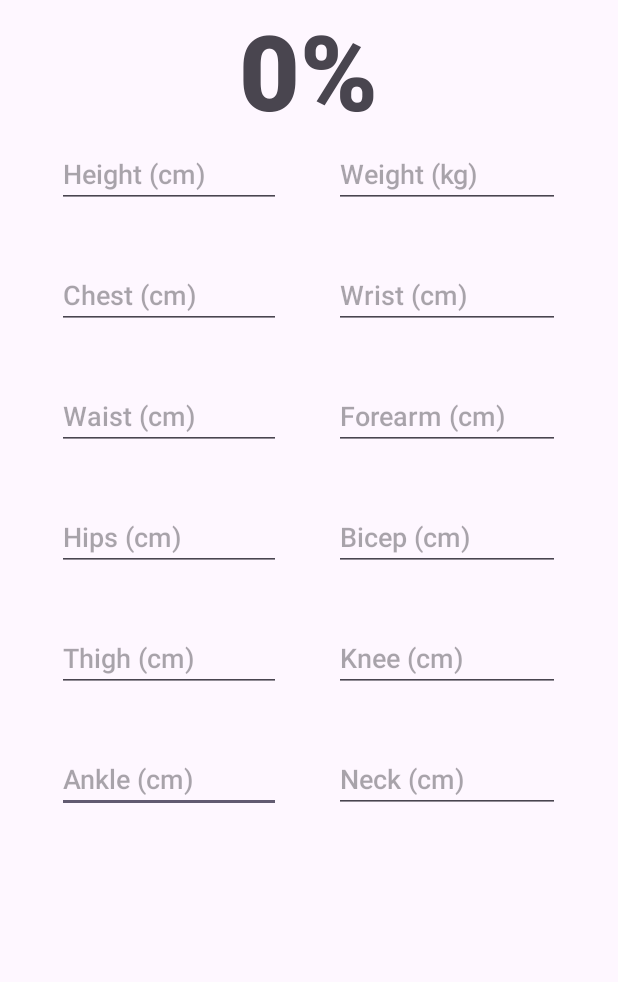
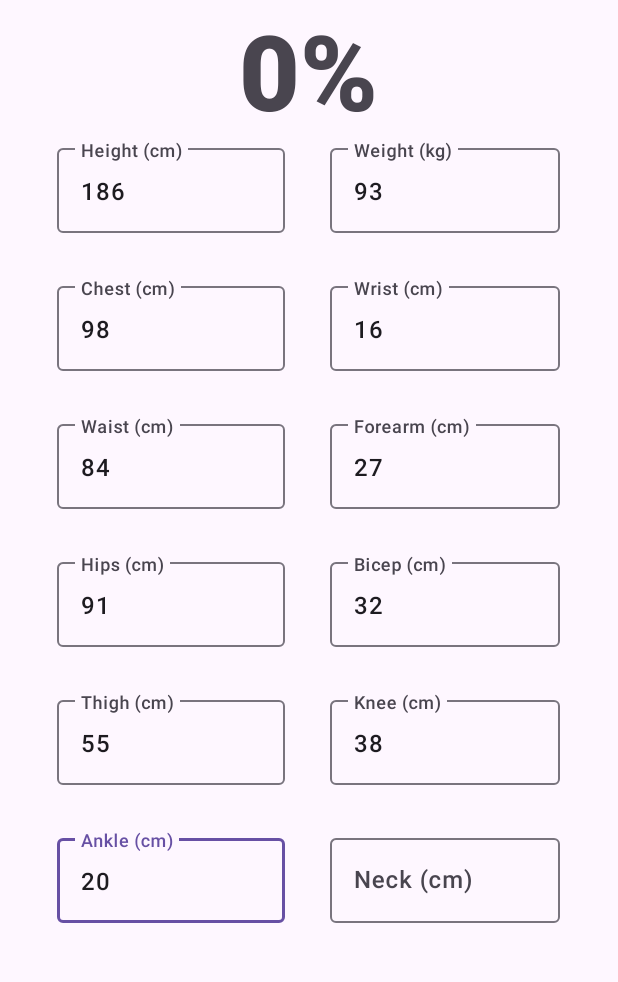
Before and after one commit to Stegi56/Body-Fat-Estimator, an Android app: the screen it shows after launch (MainActivity), on a phone screen of 412 x 824 dp, the part 122-1104 px from its top. Run offline under Robolectric (Android 15) with nearby library versions, the phone set to English and light mode, and no system bars; libraries missing offline, so code that uses them is left out: org.tensorflow.lite; 1 statement that could not run was skipped.

Commit message:
ml model now works in android studio, but model bugs discovered

```diff
--- a/app/app/build.gradle
+++ b/app/app/build.gradle
@@ -37,6 +37,7 @@ dependencies {
     implementation 'androidx.appcompat:appcompat:1.4.1'
     implementation 'com.google.android.material:material:1.5.0'
     implementation 'androidx.constraintlayout:constraintlayout:2.1.3'
+    implementation 'androidx.legacy:legacy-support-v4:1.0.0'
     testImplementation 'junit:junit:4.13.2'
     androidTestImplementation 'androidx.test.ext:junit:1.1.5'
     androidTestImplementation 'androidx.test.espresso:espresso-core:3.5.1'
--- a/app/app/src/main/java/com/stegi56/bodyfatestimator/MainActivity.java
+++ b/app/app/src/main/java/com/stegi56/bodyfatestimator/MainActivity.java
@@ -124,10 +124,10 @@ public class MainActivity extends AppCompatActivity {
         }
 
         // kg to lbs + cm to inch
-        //(weight * weight) / height
-        inputValues[0][0] = (((Float.parseFloat(weightField.getText().toString()) / 2.2f) *
-                            (Float.parseFloat(weightField.getText().toString()) / 2.2f))
-                        / (Float.parseFloat(heightField.getText().toString()) * 0.3937f));
+        float weightLbs = Float.parseFloat(weightField.getText().toString()) / 2.2f;
+        float heightInches = Float.parseFloat(heightField.getText().toString()) * 0.3937f;
+        // bmi  = (weight * weight) / height
+        inputValues[0][0] = ((weightLbs * weightLbs) / heightInches);
         inputValues[0][1] = Float.parseFloat(waistField.getText().toString()) / Float.parseFloat(neckField.getText().toString());
         inputValues[0][2] = Float.parseFloat(bicepField.getText().toString()) / Float.parseFloat(wristField.getText().toString());
         inputValues[0][3] = Float.parseFloat(waistField.getText().toString());
@@ -137,10 +137,24 @@ public class MainActivity extends AppCompatActivity {
         inputValues[0][7] = Float.parseFloat(hipsField.getText().toString());
         inputValues[0][8] = Float.parseFloat(kneeField.getText().toString());
 
+        float mean = 19.150793f;
+        float variance = 69.757904f;
 
+        // Normalize the inputValues array
+        for (int i = 0; i < inputValues.length; i++) {
+            for (int j = 0; j < inputValues[i].length; j++) {
+                // Normalize each feature of the input sample
+                inputValues[i][j] = (inputValues[i][j] - mean) / (float) Math.sqrt(variance);
+            }
+        }
+
+        //run inputs into model
         tflite.run(inputValues, outputValues);
+        float estimatedFatPercentage = outputValues[0][0];
 
-        float estimatedFatPercentage = outputValues[0][0];
-        percentFat.setText(String.format(estimatedFatPercentage + "%"));
+        // Denormalise output (output * variance) + mean
+        //vals taken from model pipeline
+        estimatedFatPercentage = (estimatedFatPercentage * (float)Math.sqrt(variance)) + mean;
+        percentFat.setText(String.format("%.2f", estimatedFatPercentage) + "%");
     }
 }
--- a/app/app/src/main/res/layout/activity_main.xml
+++ b/app/app/src/main/res/layout/activity_main.xml
@@ -1,4 +1,5 @@
 <?xml version="1.0" encoding="utf-8"?>
+
 <androidx.constraintlayout.widget.ConstraintLayout xmlns:android="http://schemas.android.com/apk/res/android"
     xmlns:app="http://schemas.android.com/apk/res-auto"
     xmlns:tools="http://schemas.android.com/tools"
@@ -6,135 +7,199 @@
     android:layout_height="match_parent"
     tools:context=".MainActivity">
 
-    <EditText
-        android:id="@+id/ankleField"
+    <com.google.android.material.textfield.TextInputLayout
+        android:id="@+id/ankleLayout"
         android:layout_width="0dp"
         android:layout_height="wrap_content"
-        android:ems="10"
-        android:fontFamily="sans-serif-medium"
         android:hint="Ankle (cm)"
-        android:inputType="number"
         app:layout_constraintEnd_toStartOf="@+id/space2"
-        app:layout_constraintHorizontal_bias="0.0"
         app:layout_constraintStart_toEndOf="@+id/space"
-        app:layout_constraintTop_toBottomOf="@+id/space10" />
+        app:layout_constraintTop_toBottomOf="@+id/space10">
 
-    <EditText
-        android:id="@+id/kneeField"
+        <com.google.android.material.textfield.TextInputEditText
+            android:id="@+id/ankleField"
+            android:layout_width="match_parent"
+            android:layout_height="match_parent"
+            android:ems="10"
+            android:fontFamily="sans-serif-medium"
+            android:inputType="number"
+            android:text="20" />
+    </com.google.android.material.textfield.TextInputLayout>
+
+    <com.google.android.material.textfield.TextInputLayout
+        android:id="@+id/kneeLayout"
         android:layout_width="0dp"
         android:layout_height="wrap_content"
-        android:ems="10"
-        android:fontFamily="sans-serif-medium"
         android:hint="Knee (cm)"
-        android:inputType="number"
+        app:layout_constraintEnd_toStartOf="@+id/space3"
+        app:layout_constraintStart_toEndOf="@+id/space2"
+        app:layout_constraintTop_toBottomOf="@+id/space9">
+
+        <com.google.android.material.textfield.TextInputEditText
+            android:id="@+id/kneeField"
+            android:layout_width="match_parent"
+            android:layout_height="match_parent"
+            android:ems="10"
+            android:fontFamily="sans-serif-medium"
+            android:inputType="number"
+            android:text="38" />
+    </com.google.android.material.textfield.TextInputLayout>
+
+    <com.google.android.material.textfield.TextInputLayout
+        android:id="@+id/thighLayout"
+        android:layout_width="0dp"
+        android:layout_height="wrap_content"
+        android:hint="Thigh (cm)"
+        app:layout_constraintEnd_toStartOf="@+id/space2"
+        app:layout_constraintStart_toEndOf="@+id/space"
+        app:layout_constraintTop_toBottomOf="@+id/space9">
+
+        <com.google.android.material.textfield.TextInputEditText
+            android:id="@+id/thighField"
+            android:layout_width="match_parent"
+            android:layout_height="match_parent"
+            android:ems="10"
+            android:fontFamily="sans-serif-medium"
+            android:inputType="number"
+            android:text="55" />
+    </com.google.android.material.textfield.TextInputLayout>
+
+    <com.google.android.material.textfield.TextInputLayout
+        android:id="@+id/bicepLayout"
+        android:layout_width="0dp"
+        android:layout_height="wrap_content"
+        android:hint="Bicep (cm)"
         app:layout_constraintEnd_toStartOf="@+id/space3"
         app:layout_constraintHorizontal_bias="0.0"
         app:layout_constraintStart_toEndOf="@+id/space2"
-        app:layout_constraintTop_toBottomOf="@+id/space9" />
+        app:layout_constraintTop_toBottomOf="@+id/space8">
 
-    <EditText
-        android:id="@+id/thighField"
+        <com.google.android.material.textfield.TextInputEditText
+            android:id="@+id/bicepField"
+            android:layout_width="match_parent"
+            android:layout_height="match_parent"
+            android:ems="10"
+            android:fontFamily="sans-serif-medium"
+            android:inputType="number"
+            android:text="32" />
+    </com.google.android.material.textfield.TextInputLayout>
+
+    <com.google.android.material.textfield.TextInputLayout
+        android:id="@+id/wristLayout"
         android:layout_width="0dp"
         android:layout_height="wrap_content"
-        android:ems="10"
-        android:fontFamily="sans-serif-medium"
-        android:hint="Thigh (cm)"
-        android:inputType="number"
-        app:layout_constraintEnd_toStartOf="@+id/space2"
-        app:layout_constraintHorizontal_bias="0.0"
-        app:layout_constraintStart_toEndOf="@+id/space"
-        app:layout_constraintTop_toBottomOf="@+id/space9" />
+        android:hint="Wrist (cm)"
+        app:layout_constraintEnd_toStartOf="@+id/space3"
+        app:layout_constraintHorizontal_bias="1.0"
+        app:layout_constraintStart_toEndOf="@+id/space2"
+        app:layout_constraintTop_toBottomOf="@+id/space5">
 
-    <EditText
-        android:id="@+id/bicepField"
+        <com.google.android.material.textfield.TextInputEditText
+            android:id="@+id/wristField"
+            android:layout_width="match_parent"
+            android:layout_height="match_parent"
+            android:ems="10"
+            android:fontFamily="sans-serif-medium"
+            android:inputType="number"
+            android:text="16" />
+    </com.google.android.material.textfield.TextInputLayout>
+
+    <com.google.android.material.textfield.TextInputLayout
+        android:id="@+id/forearmLayout"
         android:layout_width="0dp"
         android:layout_height="wrap_content"
-        android:ems="10"
-        android:fontFamily="sans-serif-medium"
-        android:hint="Bicep (cm)"
-        android:inputType="number"
+        android:hint="Forearm (cm)"
+        app:layout_constraintEnd_toStartOf="@+id/space3"
+        app:layout_constraintHorizontal_bias="1.0"
+        app:layout_constraintStart_toEndOf="@+id/space2"
+        app:layout_constraintTop_toBottomOf="@+id/space7">
+
+        <com.google.android.material.textfield.TextInputEditText
+            android:id="@+id/forearmField"
+            android:layout_width="match_parent"
+            android:layout_height="match_parent"
+            android:ems="10"
+            android:fontFamily="sans-serif-medium"
+            android:inputType="number"
+            android:text="27" />
+    </com.google.android.material.textfield.TextInputLayout>
+
+
+    <com.google.android.material.textfield.TextInputLayout
+        android:id="@+id/hipsLayout"
+        android:layout_width="0dp"
+        android:layout_height="wrap_content"
+        android:hint="Hips (cm)"
+        app:layout_constraintEnd_toStartOf="@+id/space2"
+        app:layout_constraintStart_toEndOf="@+id/space"
+        app:layout_constraintTop_toBottomOf="@+id/space8">
+
+        <com.google.android.material.textfield.TextInputEditText
+            android:id="@+id/hipsField"
+            android:layout_width="match_parent"
+            android:layout_height="match_parent"
+            android:ems="10"
+            android:fontFamily="sans-serif-medium"
+            android:inputType="number"
+            android:text="91" />
+    </com.google.android.material.textfield.TextInputLayout>
+
+    <com.google.android.material.textfield.TextInputLayout
+        android:id="@+id/waistLayout"
+        android:layout_width="0dp"
+        android:layout_height="wrap_content"
+        android:hint="Waist (cm)"
+        app:layout_constraintEnd_toStartOf="@+id/space2"
+        app:layout_constraintStart_toEndOf="@+id/space"
+        app:layout_constraintTop_toBottomOf="@+id/space7">
+
+        <com.google.android.material.textfield.TextInputEditText
+            android:id="@+id/waistField"
+            android:layout_width="match_parent"
+            android:layout_height="match_parent"
+            android:ems="10"
+            android:fontFamily="sans-serif-medium"
+            android:inputType="number"
+            android:text="84" />
+    </com.google.android.material.textfield.TextInputLayout>
+
+    <com.google.android.material.textfield.TextInputLayout
+        android:id="@+id/chestLayout"
+        android:layout_width="0dp"
+        android:layout_height="wrap_content"
+        android:hint="Chest (cm)"
+        app:layout_constraintEnd_toStartOf="@+id/space2"
+        app:layout_constraintStart_toEndOf="@+id/space"
+        app:layout_constraintTop_toBottomOf="@+id/space5">
+
+        <com.google.android.material.textfield.TextInputEditText
+            android:id="@+id/chestField"
+            android:layout_width="match_parent"
+            android:layout_height="match_parent"
+            android:ems="10"
+            android:fontFamily="sans-serif-medium"
+            android:inputType="number"
+            android:text="98" />
+    </com.google.android.material.textfield.TextInputLayout>
+
+    <com.google.android.material.textfield.TextInputLayout
+        android:id="@+id/neckLayout"
+        android:layout_width="0dp"
+        android:layout_height="wrap_content"
+        android:hint="Neck (cm)"
         app:layout_constraintEnd_toStartOf="@+id/space3"
         app:layout_constraintHorizontal_bias="0.0"
         app:layout_constraintStart_toEndOf="@+id/space2"
-        app:layout_constraintTop_toBottomOf="@+id/space8" />
+        app:layout_constraintTop_toBottomOf="@+id/space10">
 
-    <EditText
-        android:id="@+id/wristField"
-        android:layout_width="0dp"
-        android:layout_height="wrap_content"
-        android:ems="10"
-        android:fontFamily="sans-serif-medium"
-        android:hint="Wrist (cm)"
-        android:inputType="number"
-        app:layout_constraintEnd_toStartOf="@+id/space3"
-        app:layout_constraintHorizontal_bias="1.0"
-        app:layout_constraintStart_toEndOf="@+id/space2"
-        app:layout_constraintTop_toBottomOf="@+id/space5" />
-
-    <EditText
-        android:id="@+id/forearmField"
-        android:layout_width="0dp"
-        android:layout_height="wrap_content"
-        android:ems="10"
-        android:fontFamily="sans-serif-medium"
-        android:hint="Forearm (cm)"
-        android:inputType="number"
-        app:layout_constraintEnd_toStartOf="@+id/space3"
-        app:layout_constraintHorizontal_bias="1.0"
-        app:layout_constraintStart_toEndOf="@+id/space2"
-        app:layout_constraintTop_toBottomOf="@+id/space7" />
-
-    <EditText
-        android:id="@+id/hipsField"
-        android:layout_width="0dp"
-        android:layout_height="wrap_content"
-        android:ems="10"
-        android:fontFamily="sans-serif-medium"
-        android:hint="Hips (cm)"
-        android:inputType="number"
-        app:layout_constraintEnd_toStartOf="@+id/space2"
-        app:layout_constraintHorizontal_bias="0.0"
-        app:layout_constraintStart_toEndOf="@+id/space"
-        app:layout_constraintTop_toBottomOf="@+id/space8" />
-
-    <EditText
-        android:id="@+id/waistField"
-        android:layout_width="0dp"
-        android:layout_height="wrap_content"
-        android:ems="10"
-        android:fontFamily="sans-serif-medium"
-        android:hint="Waist (cm)"
-        android:inputType="number"
-        app:layout_constraintEnd_toStartOf="@+id/space2"
-        app:layout_constraintHorizontal_bias="0.0"
-        app:layout_constraintStart_toEndOf="@+id/space"
-        app:layout_constraintTop_toBottomOf="@+id/space7" />
-
-    <EditText
-        android:id="@+id/chestField"
-        android:layout_width="0dp"
-        android:layout_height="wrap_content"
-        android:ems="10"
-        android:fontFamily="sans-serif-medium"
-        android:hint="Chest (cm)"
-        android:inputType="number"
-        app:layout_constraintEnd_toStartOf="@+id/space2"
-        app:layout_constraintHorizontal_bias="0.0"
-        app:layout_constraintStart_toEndOf="@+id/space"
-        app:layout_constraintTop_toBottomOf="@+id/space5" />
-
-    <EditText
-        android:id="@+id/neckField"
-        android:layout_width="0dp"
-        android:layout_height="wrap_content"
-        android:ems="10"
-        android:fontFamily="sans-serif-medium"
-        android:hint="Neck (cm)"
-        android:inputType="number"
-        app:layout_constraintEnd_toStartOf="@+id/space3"
-        app:layout_constraintHorizontal_bias="0.0"
-        app:layout_constraintStart_toEndOf="@+id/space2"
-        app:layout_constraintTop_toBottomOf="@+id/space10" />
+        <com.google.android.material.textfield.TextInputEditText
+            android:id="@+id/neckField"
+            android:layout_width="match_parent"
+            android:layout_height="wrap_content"
+            android:ems="10"
+            android:fontFamily="sans-serif-medium"
+            android:inputType="number" />
+    </com.google.android.material.textfield.TextInputLayout>
 
     <TextView
         android:id="@+id/mainTitle"
@@ -152,31 +217,45 @@
         app:layout_constraintTop_toTopOf="parent"
         app:layout_constraintVertical_bias="0.0" />
 
-    <EditText
-        android:id="@+id/heightField"
+    <com.google.android.material.textfield.TextInputLayout
+        android:id="@+id/heightLayout"
         android:layout_width="0dp"
         android:layout_height="wrap_content"
-        android:ems="10"
-        android:fontFamily="sans-serif-medium"
         android:hint="Height (cm)"
-        android:inputType="number"
         app:layout_constraintEnd_toStartOf="@+id/space2"
-        app:layout_constraintHorizontal_bias="0.0"
         app:layout_constraintStart_toEndOf="@+id/space"
-        app:layout_constraintTop_toBottomOf="@+id/percentFat" />
+        app:layout_constraintTop_toBottomOf="@+id/percentFat">
 
-    <EditText
-        android:id="@+id/weightField"
+        <com.google.android.material.textfield.TextInputEditText
+            android:id="@+id/heightField"
+            android:layout_width="match_parent"
+            android:layout_height="match_parent"
+            android:ems="10"
+            android:fontFamily="sans-serif-medium"
+            android:inputType="number"
+            android:text="186" />
+    </com.google.android.material.textfield.TextInputLayout>
+
+
+    <com.google.android.material.textfield.TextInputLayout
+        android:id="@+id/weightLayout"
         android:layout_width="0dp"
         android:layout_height="wrap_content"
-        android:ems="10"
-        android:fontFamily="sans-serif-medium"
         android:hint="Weight (kg)"
-        android:inputType="number"
         app:layout_constraintEnd_toStartOf="@+id/space3"
         app:layout_constraintHorizontal_bias="1.0"
         app:layout_constraintStart_toEndOf="@+id/space2"
-        app:layout_constraintTop_toBottomOf="@+id/percentFat" />
+        app:layout_constraintTop_toBottomOf="@+id/percentFat">
+
+        <com.google.android.material.textfield.TextInputEditText
+            android:id="@+id/weightField"
+            android:layout_width="match_parent"
+            android:layout_height="wrap_content"
+            android:ems="10"
+            android:fontFamily="sans-serif-medium"
+            android:inputType="number"
+            android:text="93" />
+    </com.google.android.material.textfield.TextInputLayout>
 
     <Space
         android:id="@+id/space"
@@ -191,7 +270,7 @@
 
     <Space
         android:id="@+id/space2"
-        android:layout_width="35dp"
+        android:layout_width="30dp"
         android:layout_height="0dp"
         app:layout_constraintEnd_toEndOf="parent"
         app:layout_constraintHorizontal_bias="0.498"
@@ -228,43 +307,44 @@
     <Space
         android:id="@+id/space5"
         android:layout_width="0dp"
-        android:layout_height="35dp"
+        android:layout_height="30dp"
         app:layout_constraintEnd_toStartOf="@+id/space3"
-        app:layout_constraintStart_toStartOf="@+id/chestField"
-        app:layout_constraintTop_toBottomOf="@+id/heightField" />
+        app:layout_constraintHorizontal_bias="0.997"
+        app:layout_constraintStart_toEndOf="@+id/space"
+        app:layout_constraintTop_toBottomOf="@+id/heightLayout" />
 
     <Space
         android:id="@+id/space7"
         android:layout_width="0dp"
-        android:layout_height="35dp"
+        android:layout_height="30dp"
         app:layout_constraintEnd_toStartOf="@+id/space3"
         app:layout_constraintHorizontal_bias="0.0"
         app:layout_constraintStart_toEndOf="@+id/space"
-        app:layout_constraintTop_toBottomOf="@+id/chestField" />
+        app:layout_constraintTop_toBottomOf="@+id/chestLayout" />
 
     <Space
         android:id="@+id/space8"
         android:layout_width="0dp"
-        android:layout_height="35dp"
+        android:layout_height="30dp"
         app:layout_constraintEnd_toStartOf="@+id/space3"
         app:layout_constraintHorizontal_bias="0.0"
         app:layout_constraintStart_toEndOf="@+id/space"
-        app:layout_constraintTop_toBottomOf="@+id/waistField" />
+        app:layout_constraintTop_toBottomOf="@+id/waistLayout" />
 
     <Space
         android:id="@+id/space9"
         android:layout_width="0dp"
-        android:layout_height="35dp"
+        android:layout_height="30dp"
         app:layout_constraintEnd_toStartOf="@+id/space3"
         app:layout_constraintStart_toEndOf="@+id/space"
-        app:layout_constraintTop_toBottomOf="@+id/hipsField" />
+        app:layout_constraintTop_toBottomOf="@+id/hipsLayout" />
 
     <Space
         android:id="@+id/space10"
         android:layout_width="0dp"
-        android:layout_height="35dp"
+        android:layout_height="30dp"
         app:layout_constraintEnd_toStartOf="@+id/space3"
         app:layout_constraintStart_toEndOf="@+id/space"
-        app:layout_constraintTop_toBottomOf="@+id/thighField" />
+        app:layout_constraintTop_toBottomOf="@+id/thighLayout" />
 
 </androidx.constraintlayout.widget.ConstraintLayout>
--- /dev/null
+++ b/app/app/src/main/res/values/styles.xml
@@ -0,0 +1,3 @@
+<?xml version="1.0" encoding="utf-8"?>
+<resources>
+</resources>
```
Also changed, not shown: 1 other file.
